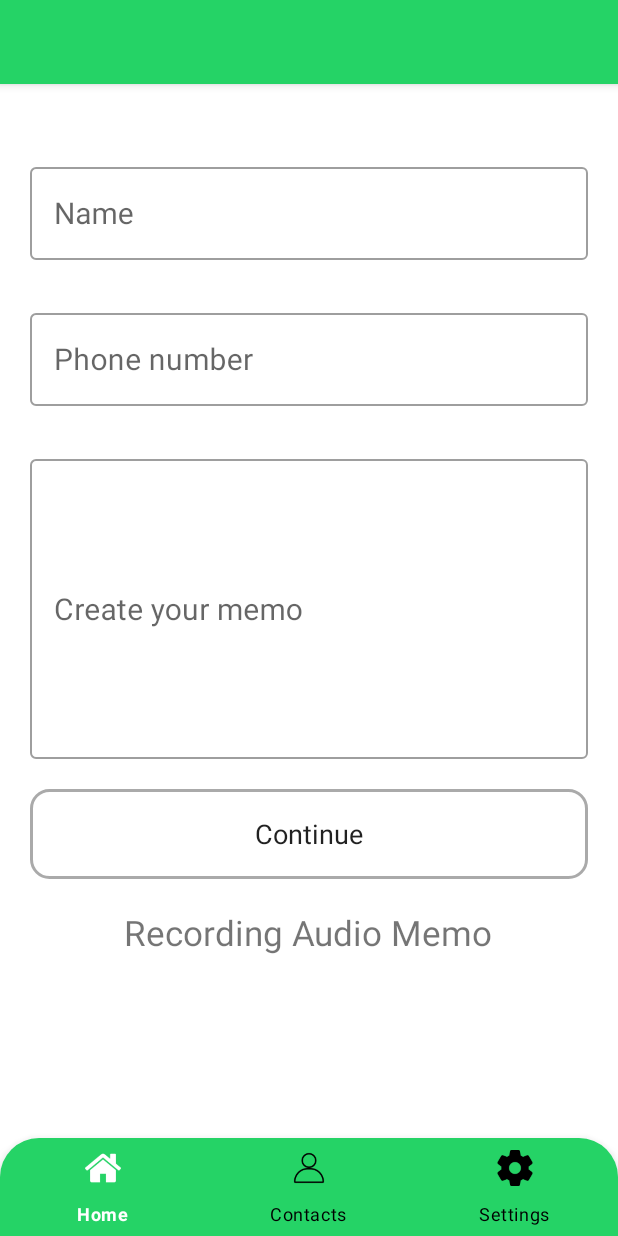
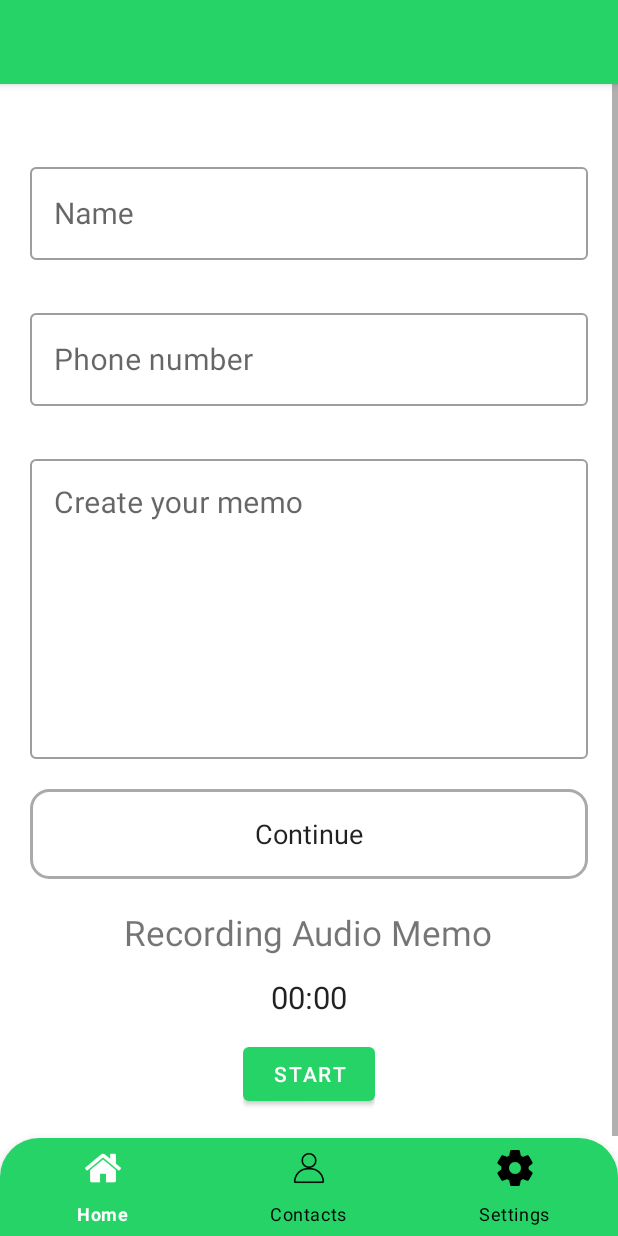
Before and after one commit to Abhish4k/PhoremAndr, an Android app: the fragment CreateMemoFragment placed in its activity, on a phone screen of 412 x 824 dp. Run offline under Robolectric (Android 15) with nearby library versions, the phone set to English and light mode, and no system bars; our stand-ins replace data binding, sdp/ssp sizes.

Commit message:
added permisssion alert and created the UI of creatememo screen

```diff
--- a/app/src/main/AndroidManifest.xml
+++ b/app/src/main/AndroidManifest.xml
@@ -6,6 +6,10 @@
     <uses-feature
         android:name="android.hardware.telephony"
         android:required="false" />
+
+    <uses-permission android:name="android.permission.READ_EXTERNAL_STORAGE" />
+    <uses-permission android:name="android.permission.WRITE_EXTERNAL_STORAGE" />
+    <uses-permission android:name="android.permission.RECORD_AUDIO" />
 
     <uses-permission android:name="android.permission.READ_PHONE_STATE"/>
     <uses-permission android:name="android.permission.READ_CALL_LOG"/>
--- a/app/src/main/res/layout/fragment_create_memo.xml
+++ b/app/src/main/res/layout/fragment_create_memo.xml
@@ -58,6 +58,7 @@
                     android:layout_width="match_parent"
                     android:layout_height="wrap_content"
                     android:hint="@string/create_your_memo"
+                    android:textAlignment="viewStart"
                     style="@style/Widget.MaterialComponents.TextInputLayout.OutlinedBox"
                     android:layout_marginTop="30dp">
 
@@ -65,6 +66,7 @@
                         android:id="@+id/cmMemoTF"
                         android:layout_width="match_parent"
                         android:textSize="20sp"
+                        android:gravity="top"
                         android:layout_height="200dp"/>
                 </com.google.android.material.textfield.TextInputLayout>
 
@@ -88,6 +90,35 @@
                     android:layout_gravity="center"/>
 
 
+                <Chronometer
+                    android:id="@+id/chronometer"
+                    android:layout_gravity="center_horizontal"
+                    android:layout_width="wrap_content"
+                    android:layout_height="wrap_content"
+                    android:layout_margin="@dimen/_10sdp"
+                    android:textSize="@dimen/_16sdp"
+                    />
+               <LinearLayout
+                   android:layout_width="wrap_content"
+                   android:layout_height="wrap_content"
+                   android:layout_gravity="center_horizontal"
+                   android:orientation="horizontal">
+
+                   <Button
+                       android:id="@+id/buttonStart"
+                       android:layout_width="wrap_content"
+                       android:layout_height="wrap_content"
+                       android:text="@string/start" />
+<!--                   <Button-->
+<!--                       android:id="@+id/buttonStop"-->
+<!--                       android:layout_width="fill_parent"-->
+<!--                       android:layout_height="wrap_content"-->
+<!--                       android:layout_marginStart="@dimen/_16sdp"-->
+<!--                       android:text="@string/stop" />-->
+
+
+               </LinearLayout>
+
             </LinearLayout>
 
         </ScrollView>
--- a/app/src/main/res/values/strings.xml
+++ b/app/src/main/res/values/strings.xml
@@ -41,4 +41,6 @@
     <string name="add_custom_alarm_sound">Add Custom Alarm sound</string>
     <string name="sound_1">Sound 1</string>
     <string name="set_sound">Set Sound</string>
+    <string name="stop">Stop</string>
+    <string name="start">Start</string>
 </resources>
```
Also changed, not shown: app/src/main/java/com/example/phoremandr/fragment/CreateMemoFragment.java (+97 -4 lines).
